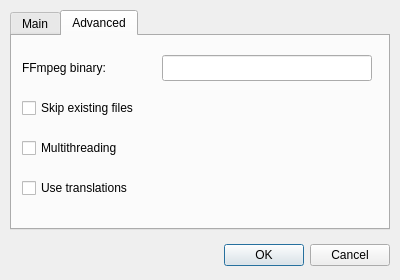
Qt form src/settingsdialog.ui (Bleuzen/FFaudioConverter) before a commit.
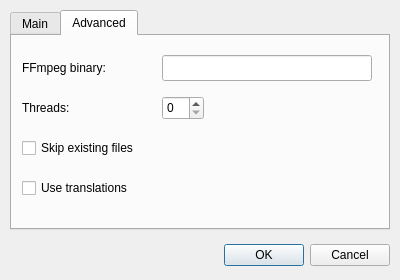
The same form after that commit. The open tabs and pages were chosen to show the change.

Commit message: let the user select the number of threads

Diff of the .ui file:
```diff
--- a/src/settingsdialog.ui
+++ b/src/settingsdialog.ui
@@ -182,7 +182,7 @@
      <property name="geometry">
       <rect>
        <x>10</x>
-       <y>60</y>
+       <y>100</y>
        <width>350</width>
        <height>24</height>
       </rect>
@@ -195,22 +195,6 @@
       <string>Skip existing files</string>
      </property>
     </widget>
-    <widget class="QCheckBox" name="checkBox_Multithreading">
-     <property name="geometry">
-      <rect>
-       <x>10</x>
-       <y>100</y>
-       <width>350</width>
-       <height>24</height>
-      </rect>
-     </property>
-     <property name="toolTip">
-      <string>Use all available CPU cores to convert multiple files at the same time.</string>
-     </property>
-     <property name="text">
-      <string>Multithreading</string>
-     </property>
-    </widget>
     <widget class="QCheckBox" name="checkBox_UseTranslations">
      <property name="geometry">
       <rect>
@@ -228,6 +212,36 @@
       <string>Use translations</string>
      </property>
     </widget>
+    <widget class="QLabel" name="label_6">
+     <property name="geometry">
+      <rect>
+       <x>10</x>
+       <y>60</y>
+       <width>130</width>
+       <height>24</height>
+      </rect>
+     </property>
+     <property name="toolTip">
+      <string>How many files to process at the same time.
+Select 0 to use all CPU threads.</string>
+     </property>
+     <property name="text">
+      <string>Threads:</string>
+     </property>
+    </widget>
+    <widget class="QSpinBox" name="spinBox_Threads">
+     <property name="geometry">
+      <rect>
+       <x>150</x>
+       <y>60</y>
+       <width>42</width>
+       <height>24</height>
+      </rect>
+     </property>
+     <property name="correctionMode">
+      <enum>QAbstractSpinBox::CorrectToNearestValue</enum>
+     </property>
+    </widget>
    </widget>
   </widget>
  </widget>
```
The commit also changes 4 other files.
